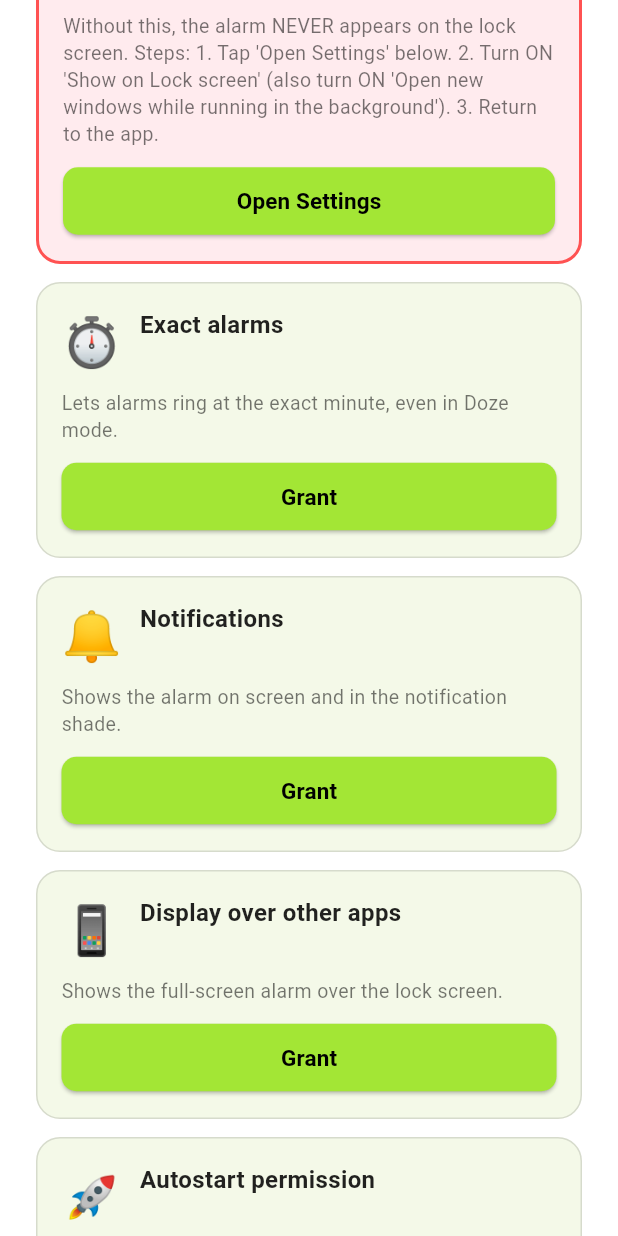
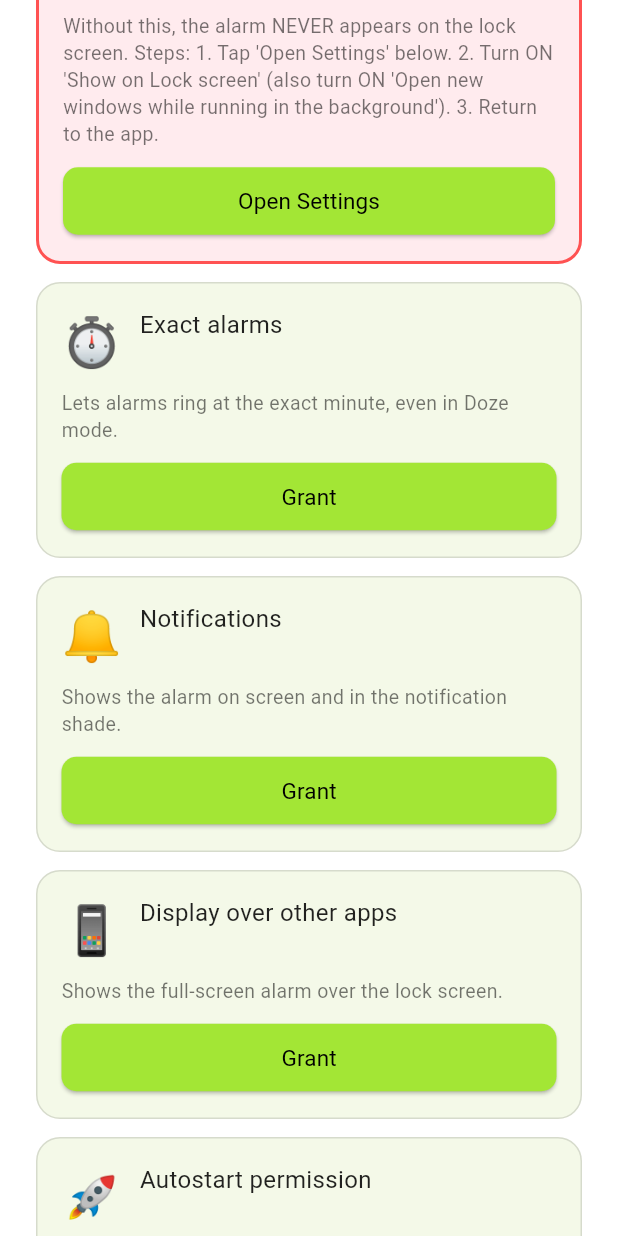
Before and after one commit to FileHQ/alarmhq, a Flutter app: the screen it shows after launch, scrolled down 576 dp, on a phone screen of 412 x 824 dp. Run offline on Flutter 3.47's test engine with Material 3 defaults, Android fonts, the light colour scheme and no system bars; network calls fail; Roboto replaces fonts that are missing (JameelNoori); project files that could hold a hidden picture were left out.

Commit message:
v2.50: fix blurry JameelNoori bold text (w700->w400); back button returns to previous screen

```diff
--- a/lib/screens/permission_screen.dart
+++ b/lib/screens/permission_screen.dart
@@ -206,8 +206,36 @@ class _PermissionScreenState extends State<PermissionScreen>
     // theme showed dark cards with light-theme default text colors —
     // black text on dark cards, unreadable.)
     final isLight = Theme.of(context).brightness == Brightness.light;
-    return Scaffold(
-      backgroundColor: isLight ? Colors.white : AppTheme.charcoal,
+    // v2.50: back button exits the app instead of returning to the previous
+    // screen (user report). Handle explicitly: if pushed (e.g. from
+    // Settings), pop back; if shown as onboarding root, go to the main
+    // screen via onDone instead of exiting.
+    final canPop = Navigator.of(context).canPop();
+    return PopScope(
+      canPop: false,
+      onPopInvokedWithResult: (didPop, _) {
+        if (didPop) return;
+        if (canPop) {
+          Navigator.of(context).pop();
+        } else {
+          widget.onDone();
+        }
+      },
+      child: Scaffold(
+        backgroundColor: isLight ? Colors.white : AppTheme.charcoal,
+        appBar: canPop
+            ? AppBar(
+                backgroundColor: Colors.transparent,
+                elevation: 0,
+                leading: IconButton(
+                  icon: Icon(
+                    Icons.arrow_back,
+                    color: isLight ? Colors.black87 : Colors.white,
+                  ),
+                  onPressed: () => Navigator.of(context).pop(),
+                ),
+              )
+            : null,
       body: SafeArea(
         child: ListView(
           padding: const EdgeInsets.all(24),
@@ -220,7 +248,7 @@ class _PermissionScreenState extends State<PermissionScreen>
               l10n.permTitle,
               style: const TextStyle(
                 fontSize: 26,
-                fontWeight: FontWeight.w800,
+                fontWeight: FontWeight.w400,
                 color: AppTheme.emerald,
               ),
               textAlign: TextAlign.center,
@@ -253,7 +281,7 @@ class _PermissionScreenState extends State<PermissionScreen>
                   l10n.permUnusedBanner,
                   style: const TextStyle(
                     fontSize: 14,
-                    fontWeight: FontWeight.w700,
+                    fontWeight: FontWeight.w400,
                     color: Colors.redAccent,
                     height: 1.5,
                   ),
@@ -413,7 +441,7 @@ class _PermissionScreenState extends State<PermissionScreen>
                 child: Text(
                   l10n.permContinue,
                   style: const TextStyle(
-                      fontSize: 17, fontWeight: FontWeight.w700),
+                      fontSize: 17, fontWeight: FontWeight.w400),
                 ),
               ),
             ),
@@ -429,6 +457,7 @@ class _PermissionScreenState extends State<PermissionScreen>
           ],
         ),
       ),
+    ),
     );
   }
 
@@ -510,7 +539,7 @@ class _PermissionScreenState extends State<PermissionScreen>
                           l10n.permRequired,
                           style: const TextStyle(
                             fontSize: 11,
-                            fontWeight: FontWeight.w800,
+                            fontWeight: FontWeight.w400,
                             color: Colors.white,
                           ),
                         ),
@@ -519,7 +548,7 @@ class _PermissionScreenState extends State<PermissionScreen>
                         softWrap: true,
                         style: TextStyle(
                             fontSize: 16,
-                            fontWeight: FontWeight.w700,
+                            fontWeight: FontWeight.w400,
                             color: titleColor)),
                   ],
                 ),
@@ -564,7 +593,7 @@ class _PermissionScreenState extends State<PermissionScreen>
                         ? (grantLabel ?? l10n.permGrant)
                         : l10n.permOpenSettings,
                     style: const TextStyle(
-                        fontWeight: FontWeight.w700, fontSize: 15)),
+                        fontWeight: FontWeight.w400, fontSize: 15)),
               ),
             ),
             // v2.19: after the settings page was opened, remind the
@@ -584,7 +613,7 @@ class _PermissionScreenState extends State<PermissionScreen>
               child: Text(l10n.permGranted,
                   style: TextStyle(
                       color: accentGreen,
-                      fontWeight: FontWeight.w700,
+                      fontWeight: FontWeight.w400,
                       fontSize: 13)),
             ),
         ],
--- a/pubspec.yaml
+++ b/pubspec.yaml
@@ -1,7 +1,7 @@
 name: alarmhq
 description: AlarmHQ - personal alarm app (Urdu + English).
 publish_to: 'none'
-version: 1.0.49+4050
+version: 1.0.50+4051
 
 environment:
   sdk: ^3.13.5
```
